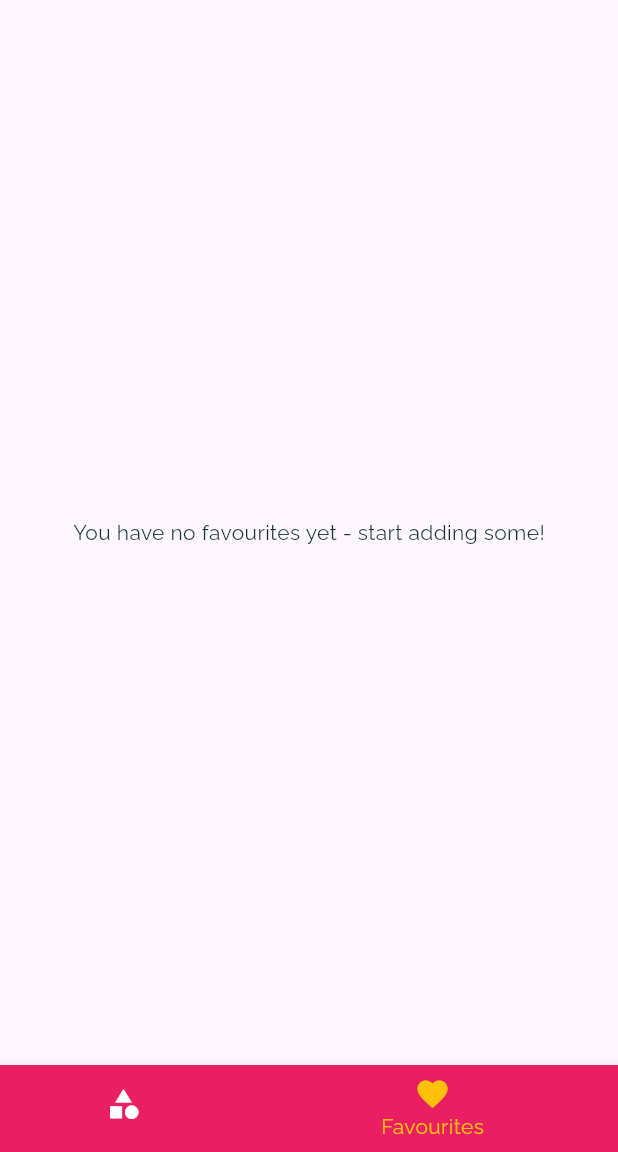
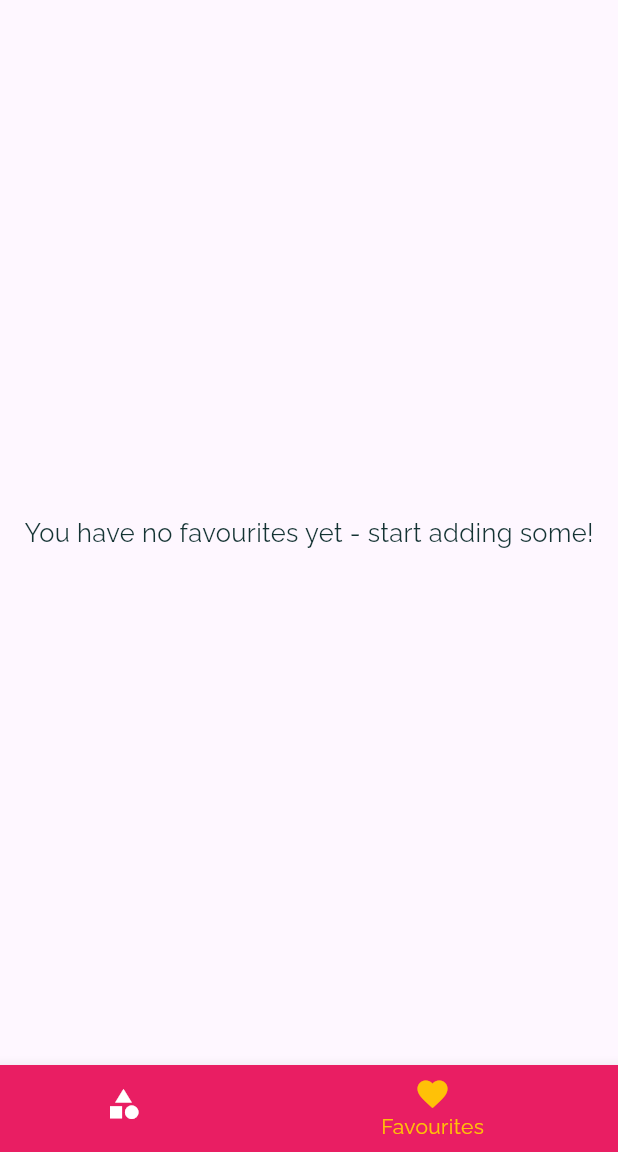
Before and after one commit to AyushSingh4321/mealsApp, a Flutter app: the screen it shows after launch, item 2 of the bottom bar chosen, on a phone screen of 412 x 824 dp, the part 84-1236 px from its top. Run offline on Flutter 3.47's test engine with Material 3 defaults, Android fonts, the phone set to English and light mode, and no system bars.

Commit message:
textModificationFavourites

```diff
--- a/lib/main.dart
+++ b/lib/main.dart
@@ -69,6 +69,7 @@ class _MyAppState extends State<MyApp> {
   @override
   Widget build(BuildContext context) {
     return MaterialApp(
+      debugShowCheckedModeBanner: false,
       title: 'DeliMeals',
       theme: ThemeData(
         primaryColor: Colors.pink,
--- a/lib/screens/favourites_screen.dart
+++ b/lib/screens/favourites_screen.dart
@@ -11,7 +11,7 @@ class FavouritesScreen extends StatelessWidget {
   Widget build(BuildContext context) {
     if (favouriteMeals.isEmpty) {
       return Center(
-        child: Text('You have no favourites yet - start adding some!'),
+        child: Text('You have no favourites yet - start adding some!', style: TextStyle(fontWeight: FontWeight.w500,fontSize: 17,),),
       );
     } else {
       return ListView.builder(
```
